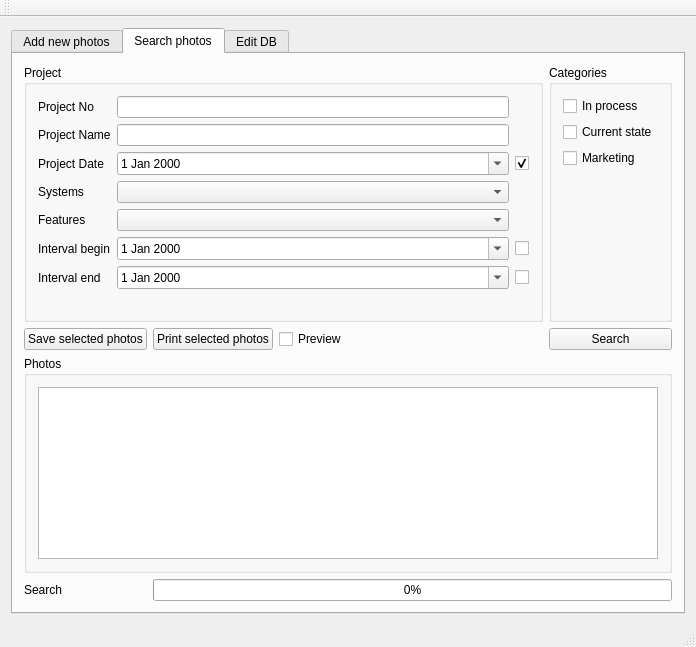
Above: PhotoManager/mainwindow.ui from pphprj/periphotoproject before the change. Below: the same form after it.
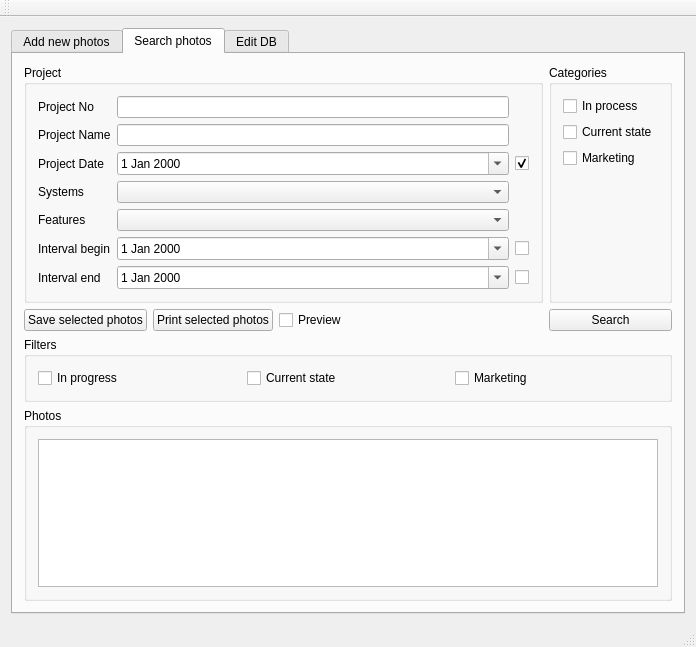
That is the form after the change. The open tabs and pages were chosen to show the change.

Commit message: Filters was added

```diff
--- a/PhotoManager/mainwindow.ui
+++ b/PhotoManager/mainwindow.ui
@@ -250,31 +250,6 @@
           <string>Search photos</string>
          </attribute>
          <layout class="QGridLayout" name="gridLayout_7">
-          <item row="2" column="0" colspan="5">
-           <widget class="QGroupBox" name="groupBoxPhotosSearch">
-            <property name="title">
-             <string>Photos</string>
-            </property>
-            <layout class="QVBoxLayout" name="verticalLayout_6">
-             <item>
-              <widget class="QListWidget" name="listWidgetPhotosSearch">
-               <property name="acceptDrops">
-                <bool>true</bool>
-               </property>
-               <property name="dragDropMode">
-                <enum>QAbstractItemView::NoDragDrop</enum>
-               </property>
-               <property name="defaultDropAction">
-                <enum>Qt::CopyAction</enum>
-               </property>
-               <property name="selectionMode">
-                <enum>QAbstractItemView::ExtendedSelection</enum>
-               </property>
-              </widget>
-             </item>
-            </layout>
-           </widget>
-          </item>
           <item row="0" column="0" colspan="4">
            <widget class="QGroupBox" name="groupBoxProjectSearch">
             <property name="title">
@@ -412,6 +387,18 @@
             </layout>
            </widget>
           </item>
+          <item row="3" column="0" colspan="5">
+           <widget class="QGroupBox" name="groupBoxPhotosSearch">
+            <property name="title">
+             <string>Photos</string>
+            </property>
+            <layout class="QVBoxLayout" name="verticalLayout_6">
+             <item>
+              <widget class="QListWidget" name="listWidgetPhotosSearch"/>
+             </item>
+            </layout>
+           </widget>
+          </item>
           <item row="0" column="4">
            <widget class="QGroupBox" name="groupBoxCategoriesSearch">
             <property name="title">
@@ -495,12 +482,18 @@
             </property>
            </widget>
           </item>
-          <item row="3" column="0">
-           <widget class="QLabel" name="labelFilesSearch">
-            <property name="text">
-             <string>Search</string>
+          <item row="1" column="3">
+           <spacer name="horizontalSpacer_2">
+            <property name="orientation">
+             <enum>Qt::Horizontal</enum>
             </property>
-           </widget>
+            <property name="sizeHint" stdset="0">
+             <size>
+              <width>381</width>
+              <height>20</height>
+             </size>
+            </property>
+           </spacer>
           </item>
           <item row="1" column="1">
            <widget class="QPushButton" name="pushButtonPrintSelected">
@@ -509,11 +502,34 @@
             </property>
            </widget>
           </item>
-          <item row="3" column="1" colspan="4">
-           <widget class="QProgressBar" name="progressBarSearch">
-            <property name="value">
-             <number>0</number>
+          <item row="2" column="0" colspan="5">
+           <widget class="QGroupBox" name="groupBoxFilters">
+            <property name="title">
+             <string>Filters</string>
             </property>
+            <layout class="QHBoxLayout" name="horizontalLayout">
+             <item>
+              <widget class="QCheckBox" name="checkBoxInProgressFilter">
+               <property name="text">
+                <string>In progress</string>
+               </property>
+              </widget>
+             </item>
+             <item>
+              <widget class="QCheckBox" name="checkBoxCurrentStateFilters">
+               <property name="text">
+                <string>Current state</string>
+               </property>
+              </widget>
+             </item>
+             <item>
+              <widget class="QCheckBox" name="checkBoxMarketingFilters">
+               <property name="text">
+                <string>Marketing</string>
+               </property>
+              </widget>
+             </item>
+            </layout>
            </widget>
           </item>
          </layout>
```
Left out of the diff: 95 changed lines with no effect on the pictures.
